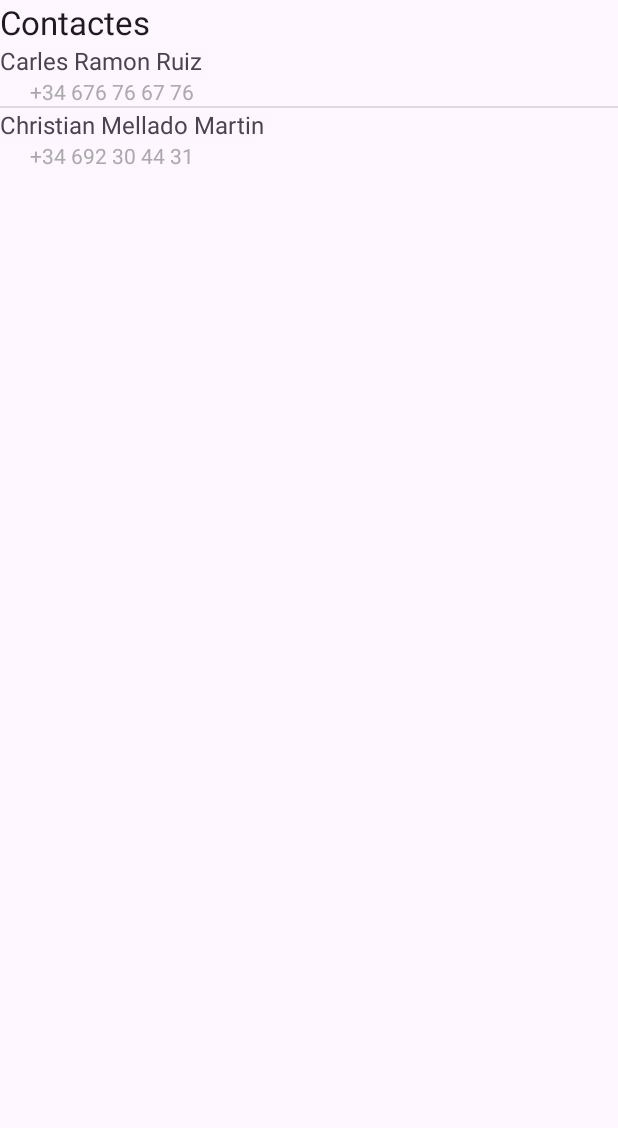
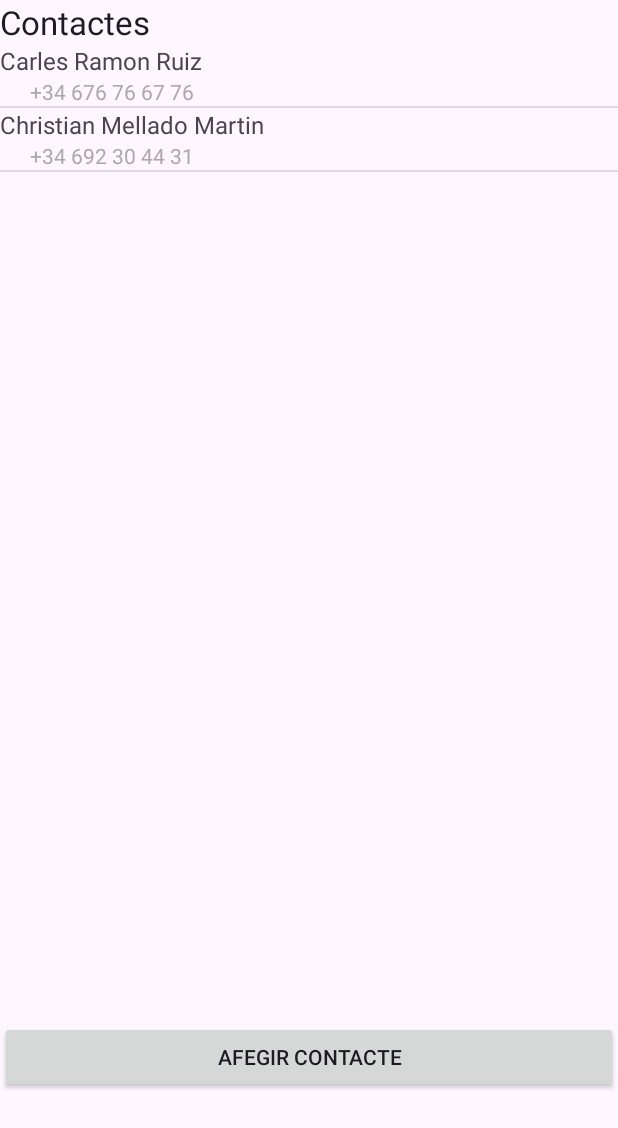
Before and after one commit to CarlesRamonRuiz/2nDAmvi, an Android app: the screen it shows after launch (MainActivity), on a phone screen of 412 x 824 dp. Shown: the top 1128 px of the screen. Run offline under Robolectric (Android 15) with nearby library versions, the phone set to English and light mode, and no system bars.

Commit message:
18/11/2026

```diff
--- a/V2-08MultimediaImobils/Agenda/app/src/main/res/layout/activity_main.xml
+++ b/V2-08MultimediaImobils/Agenda/app/src/main/res/layout/activity_main.xml
@@ -8,13 +8,27 @@
         android:id="@+id/textView1"
         android:layout_width="wrap_content"
         android:layout_height="wrap_content"
-        android:text="Contactes"
+        android:text="@string/titolMain"
         android:textAppearance="?android:attr/textAppearanceLarge" />
 
-    <ListView
-        android:id="@+id/lstOpcions"
-        android:layout_width="fill_parent"
-        android:layout_height="wrap_content" >
-    </ListView>
+    <LinearLayout
+        android:layout_width="match_parent"
+        android:layout_height="match_parent"
+        android:orientation="vertical">
+
+        <ListView
+            android:id="@+id/lstOpcions"
+            android:layout_width="fill_parent"
+            android:layout_height="651dp">
+
+        </ListView>
+
+        <Button
+            android:id="@+id/_btnAfegirContacte"
+            android:layout_width="match_parent"
+            android:layout_height="wrap_content"
+            android:text="@string/afegirContacteMain" />
+
+    </LinearLayout>
 
 </LinearLayout>
```
Also changed, not shown: V2-08MultimediaImobils/Agenda/app/src/main/res/layout/contacte_crear.xml (+62 -0 lines), V2-08MultimediaImobils/Agenda/app/src/main/res/values/strings.xml (+11 -0 lines).
